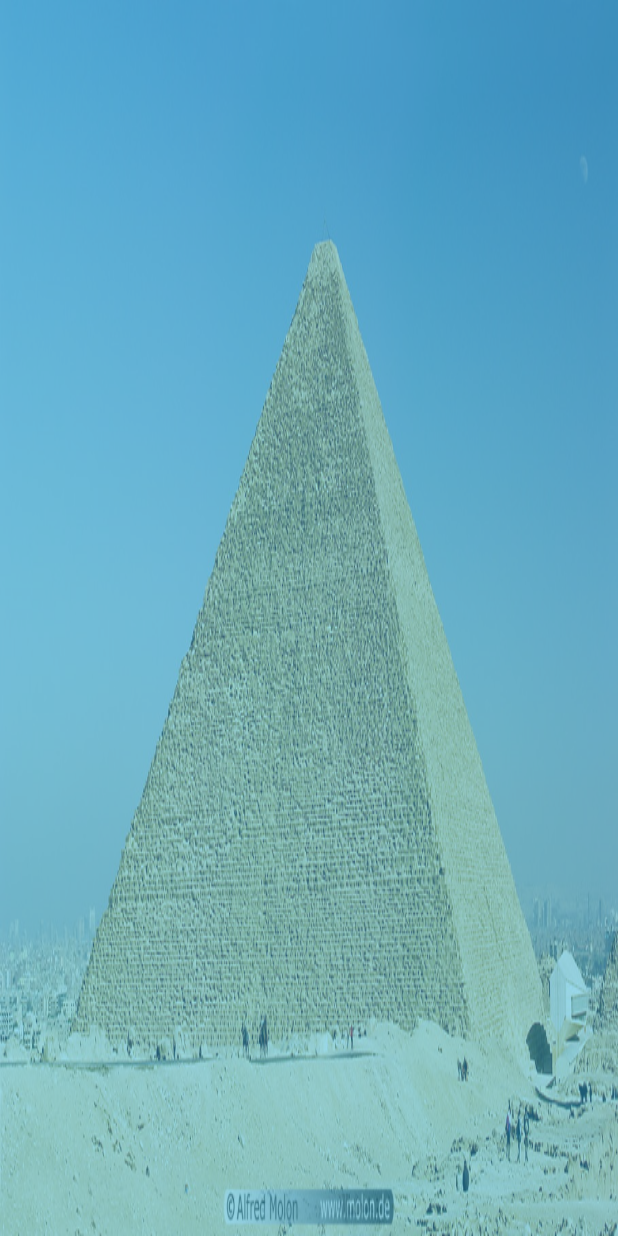
After one commit to eslamhossam23/app, an Android app: the layout fragment_screen_slide_page.xml on its own in the app's theme, with its tools: preview values and no code run, on a phone screen of 412 x 824 dp. The commit adds this screen. Run offline under Robolectric (Android 15) with nearby library versions, the phone set to English and light mode, and no system bars.

Commit message:
Fragments - Eslam

```diff
--- a/src/main/AndroidManifest.xml
+++ b/src/main/AndroidManifest.xml
@@ -8,7 +8,7 @@
         android:label="@string/app_name"
         android:supportsRtl="true"
         android:theme="@style/AppTheme">
-        <activity android:name=".MainActivity">
+        <activity android:name=".ScreenSlidePagerActivity">
             <intent-filter>
                 <action android:name="android.intent.action.MAIN" />
 
--- a/src/main/java/com/timprojet/affichagedinformationssuruneimage/ImageView.java
+++ b/src/main/java/com/timprojet/affichagedinformationssuruneimage/ImageView.java
@@ -35,6 +35,5 @@ public class ImageView extends View {
     @Override
     protected void onMeasure(int widthMeasureSpec, int heightMeasureSpec) {
         super.onMeasure(widthMeasureSpec, heightMeasureSpec);
-
     }
 }
--- /dev/null
+++ b/src/main/java/com/timprojet/affichagedinformationssuruneimage/TransparentBackground.java
@@ -0,0 +1,17 @@
+package com.timprojet.affichagedinformationssuruneimage;
+
+import android.content.Context;
+import android.util.AttributeSet;
+import android.view.View;
+
+/**
+ * Created by Havoc on 0006-06-11-2016.
+ */
+
+public class TransparentBackground extends View {
+    public TransparentBackground(Context context, AttributeSet attrs) {
+        super(context, attrs);
+    }
+
+
+}
--- /dev/null
+++ b/src/main/res/layout/fragment_screen_slide_page.xml
@@ -0,0 +1,26 @@
+<?xml version="1.0" encoding="utf-8"?>
+<RelativeLayout xmlns:android="http://schemas.android.com/apk/res/android"
+    xmlns:tools="http://schemas.android.com/tools"
+    android:orientation="vertical" android:layout_width="match_parent"
+    android:layout_height="match_parent">
+
+    <com.timprojet.affichagedinformationssuruneimage.ImageView
+        android:id="@+id/imageView"
+        android:layout_width="match_parent"
+        android:layout_height="match_parent"
+       />
+
+    <com.timprojet.affichagedinformationssuruneimage.TransparentBackground
+        android:id="@+id/transparentBackground"
+        android:layout_width="match_parent"
+        android:layout_height="match_parent"
+        android:foreground="@android:color/holo_blue_light"
+        android:alpha="0.5"
+        android:background="@android:color/holo_blue_light"
+       />
+
+
+
+
+
+</RelativeLayout>
```
Also changed, not shown: src/main/java/com/timprojet/affichagedinformationssuruneimage/ScreenSlidePageFragment.java (added, +23 -0 lines), src/main/java/com/timprojet/affichagedinformationssuruneimage/ScreenSlidePagerActivity.java (added, +72 -0 lines), src/main/java/com/timprojet/affichagedinformationssuruneimage/VerticalViewPager.java (added, +88 -0 lines), src/main/res/layout/activity_screen_slide.xml (added, +11 -0 lines).
